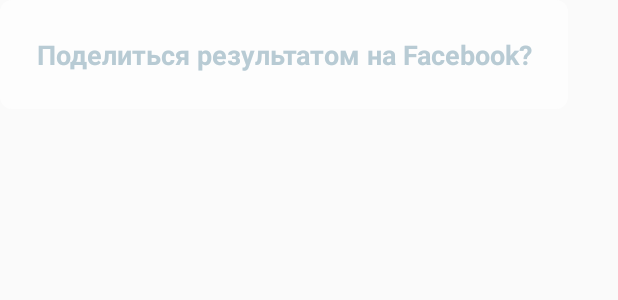
After one commit to ipokidko/FastFinger, an Android app: the layout dialog_style.xml on its own in the app's theme, with its tools: preview values and no code run, on a phone screen of 412 x 824 dp. The commit adds this screen. Shown: the top 300 px of the screen. Run offline under Robolectric (Android 15) with nearby library versions, the phone set to English and light mode, and no system bars.

Commit message:
try to add dialogFragment 2

```diff
--- a/app/src/main/java/com/a256devs/fastfinger/MainActivity.java
+++ b/app/src/main/java/com/a256devs/fastfinger/MainActivity.java
@@ -114,7 +114,7 @@
                 readAndSetResourceVolumeState();
                 break;
             case R.id.facebook_button:
-                this.getWindow().clearFlags(WindowManager.LayoutParams.FLAG_DIM_BEHIND);
+                dialog.setStyle(DialogFragment.STYLE_NO_FRAME, 0);
                 dialog.show(getFragmentManager(),"aaa");
         }
 
--- /dev/null
+++ b/app/src/main/res/drawable/dialog_backdround.xml
@@ -0,0 +1,9 @@
+<?xml version="1.0" encoding="utf-8"?>
+<selector xmlns:android="http://schemas.android.com/apk/res/android">
+    <item>
+        <shape android:shape="rectangle">
+            <corners android:radius="8dp"/>
+            <solid android:color="#AAFFFFFF"/>
+        </shape>
+    </item>
+</selector>
--- /dev/null
+++ b/app/src/main/res/layout/dialog_style.xml
@@ -0,0 +1,17 @@
+<LinearLayout xmlns:android="http://schemas.android.com/apk/res/android"
+    android:layout_width="wrap_content"
+    android:layout_height="wrap_content"
+    android:background="@drawable/dialog_backdround"
+    android:orientation="horizontal"
+    android:padding="24dp">
+
+
+    <TextView
+        android:layout_width="wrap_content"
+        android:layout_height="wrap_content"
+        android:gravity="center_horizontal"
+        android:text="@string/facebook_dialog_text"
+        android:textStyle="bold"
+        android:textColor="@color/background_color"
+        android:textSize="18sp" />
+</LinearLayout>
```
Also changed, not shown: app/src/main/java/com/a256devs/fastfinger/Dialogs/DialogMassage.java (added, +38 -0 lines).
